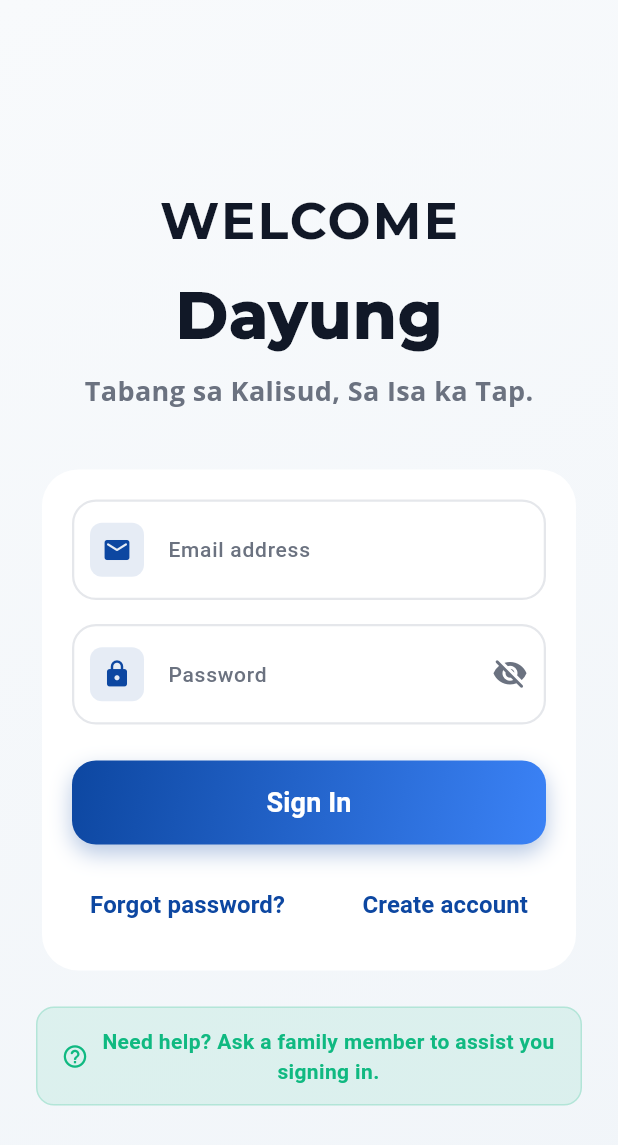
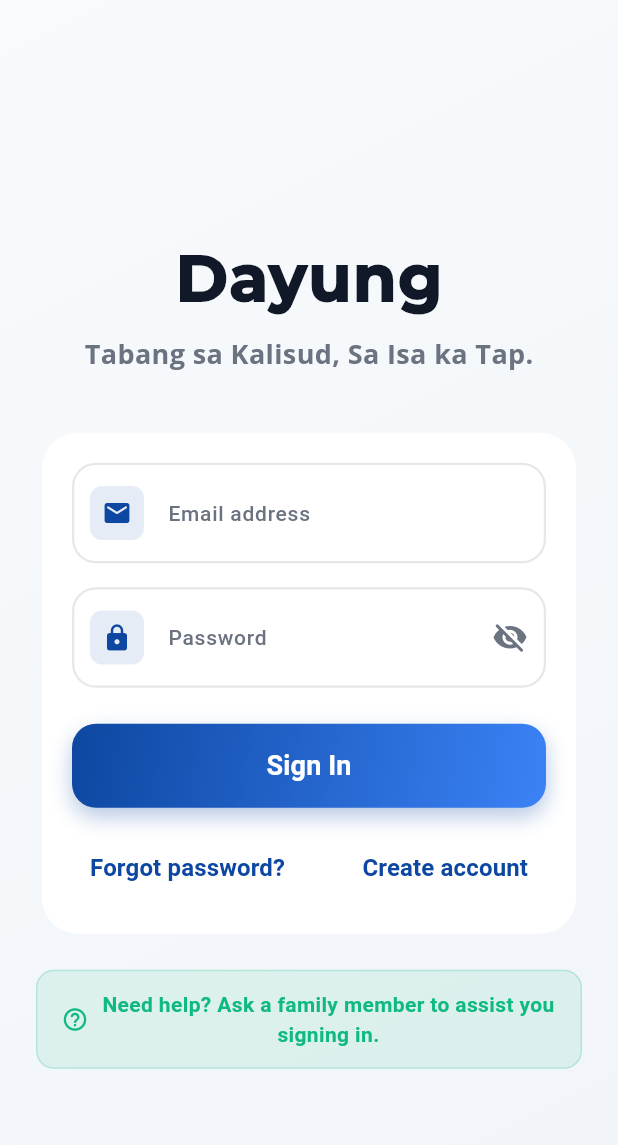
Before and after one commit to Maklaeen/DayungApp, a Flutter app: the screen it shows after launch, after a tap on "Get Started", on a phone screen of 412 x 824 dp. Shown: the top 1145 px of the screen. Run offline on Flutter 3.47's test engine with Material 3 defaults, Android fonts, the light colour scheme and no system bars; drawn by our look-alikes of auto_size_text; our stand-ins replace file_picker, fl_chart, flutter_animate, flutter_compass, flutter_riverpod, font_awesome_flutter and 9 more; missing offline and left inert: pdfx; accounts and stored records are empty.

Commit message:
di mag run sa mobile XD

```diff
--- a/lib/Auth/login.dart
+++ b/lib/Auth/login.dart
@@ -576,18 +576,18 @@
                             ),
                             child: Column(
                               children: [
-                                AutoSizeText(
-                                  'WELCOME',
-                                  style: TextStyle(
-                                    fontSize: isWide ? 40 : 34,
-                                    fontWeight: FontWeight.w800,
-                                    letterSpacing: 1.5,
-                                    color: kNeutralText,
-                                    fontFamily: 'Montserrat',
-                                  ),
-                                  maxLines: 1,
-                                  minFontSize: 22,
-                                ),
+                                // AutoSizeText(
+                                //   'Welcome',
+                                //   style: TextStyle(
+                                //     fontSize: isWide ? 40 : 34,
+                                //     fontWeight: FontWeight.w800,
+                                //     letterSpacing: 1.5,
+                                //     color: kNeutralText,
+                                //     fontFamily: 'Montserrat',
+                                //   ),
+                                //   maxLines: 1,
+                                //   minFontSize: 22,
+                                // ),
                                 const SizedBox(height: 12),
                                 RichText(
                                   text: TextSpan(
--- a/lib/screens/splash_screen.dart
+++ b/lib/screens/splash_screen.dart
@@ -96,7 +96,7 @@
               const SizedBox(height: 8),
 
               Text(
-                    'Your trusted companion in times of need',
+                    'Tabang sa kalisud, Sa isa ka Tap',
                     style: TextStyle(
                       fontSize: 14,
                       fontWeight: FontWeight.w500,
```
Also changed, not shown: 2 other files.
